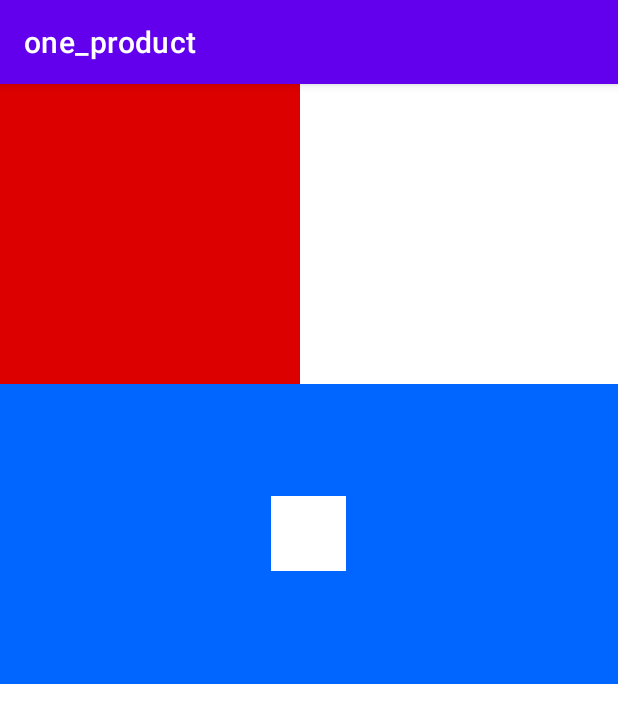
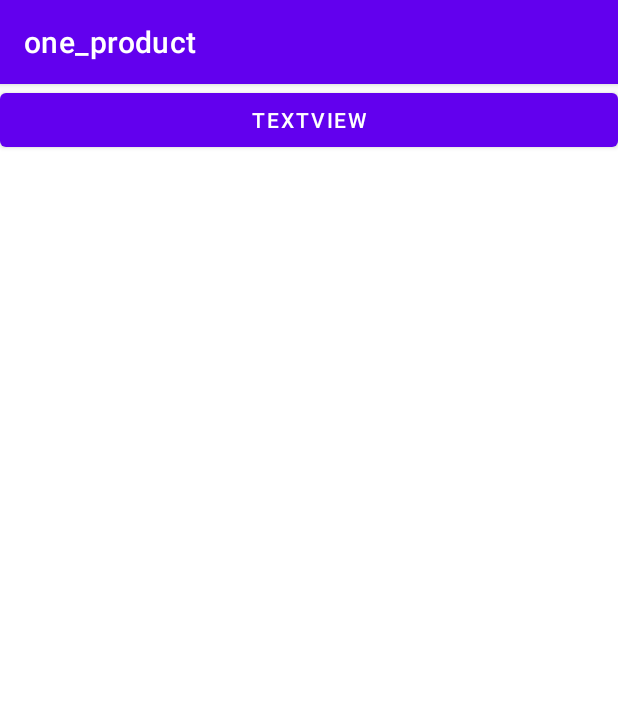
Before and after one commit to chenmin18yidong/android, an Android app: the screen it shows after launch (MainActivity), on a phone screen of 412 x 824 dp. Shown: the top 723 px of the screen. Run offline under Robolectric (Android 15) with nearby library versions, the phone set to English and light mode, and no system bars.

Commit message:
2021.03.30

```diff
--- a/android_product/app/src/main/AndroidManifest.xml
+++ b/android_product/app/src/main/AndroidManifest.xml
@@ -9,7 +9,8 @@
         android:roundIcon="@mipmap/ic_launcher_round"
         android:supportsRtl="true"
         android:theme="@style/Theme.One_product">
-        <activity android:name=".RadioButtonActivity"></activity>
+        <activity android:name=".TextViewActivity"></activity>
+        <activity android:name=".RadioButtonActivity" />
         <activity android:name=".MainActivity">
             <intent-filter>
                 <action android:name="android.intent.action.MAIN" />
--- a/android_product/app/src/main/java/com/example/one_product/MainActivity.java
+++ b/android_product/app/src/main/java/com/example/one_product/MainActivity.java
@@ -2,6 +2,7 @@ package com.example.one_product;
 
 import androidx.appcompat.app.AppCompatActivity;
 
+import android.content.Intent;
 import android.os.Bundle;
 import android.view.View;
 import android.widget.Button;
@@ -17,8 +18,15 @@ public class MainActivity extends AppCompatActivity {
     protected void onCreate(Bundle savedInstanceState) {
         super.onCreate(savedInstanceState);
         setContentView(R.layout.activity_main);
-
-        mBtnRadioButton = findViewById(R.id.btn_radiobutton);
+        mBtnRadioButton = findViewById(R.id.btn_textView);
+        mBtnRadioButton.setOnClickListener(new View.OnClickListener() {
+            @Override
+            public void onClick(View v) {
+                //跳转到TextView掩饰页面
+                Intent intent = new Intent(MainActivity.this,TextViewActivity.class);
+                startActivity(intent);
+            }
+        });
     }
 
     private  class Onclick implements View.OnClickListener{
--- a/android_product/app/src/main/res/layout/activity_main.xml
+++ b/android_product/app/src/main/res/layout/activity_main.xml
@@ -7,30 +7,80 @@
     tools:context=".MainActivity"
     android:orientation="vertical">
 
-   <LinearLayout
-       android:id="@+id/l_1"
-       android:layout_width="200dp"
-       android:layout_height="200dp"
-       android:orientation="vertical"
-       android:background="#000000">
-   <View
+
+   <Button
        android:layout_width="match_parent"
-       android:layout_height="match_parent"
-       android:background="#DC0000"/>
-</LinearLayout>
+       android:layout_height="wrap_content"
+       android:id="@+id/btn_textView"
+       android:text="TextView"/>
+<!--   <View-->
+<!--       android:id="@+id/view_1"-->
+<!--       android:layout_width="100dp"-->
+<!--       android:layout_height="100dp"-->
+<!--       android:background="#000000"/>-->
+<!--       android:layout_alignParentBottom="true"-->
+<!--       android:layout_alignParentRight="true"/>-->
 
-   <LinearLayout
-       android:layout_width="match_parent"
-       android:layout_height="200dp"
-       android:orientation="horizontal"
-       android:background="#0066FF"
-       android:gravity="center">
-      <View
-          android:layout_width="50dp"
-          android:layout_height="50dp"
-          android:background="#fff"
-        />
+<!--   <View-->
+<!--       android:id="@+id/view_2"-->
+<!--       android:layout_width="100dp"-->
+<!--       android:layout_height="100dp"-->
+<!--       android:background="#F10000"-->
+<!--       android:layout_toRightOf="@+id/view_1"/>-->
 
-   </LinearLayout>
+<!--线性布局   <LinearLayout-->
+<!--       android:id="@+id/l_1"-->
+<!--       android:layout_width="200dp"-->
+<!--       android:layout_height="200dp"-->
+<!--       android:orientation="vertical"-->
+<!--       android:background="#000000">-->
+<!--   <View-->
+<!--       android:layout_width="match_parent"-->
+<!--       android:layout_height="match_parent"-->
+<!--       android:background="#DC0000"/>-->
+<!--</LinearLayout>-->
+
+<!--   <LinearLayout-->
+<!--       android:layout_width="match_parent"-->
+<!--       android:layout_height="200dp"-->
+<!--       android:orientation="horizontal"-->
+<!--       android:background="#0066FF"-->
+<!--       android:gravity="center">-->
+<!--      <View-->
+<!--          android:layout_width="50dp"-->
+<!--          android:layout_height="50dp"-->
+<!--          android:background="#fff"-->
+<!--          android:layout_weight="1"-->
+<!--        />-->
+<!--      <View-->
+<!--          android:layout_width="0dp"-->
+<!--          android:layout_height="wrap_content"-->
+<!--          android:background="#ff0033"-->
+<!--          android:layout_weight="2"/>-->
+<!--      <View-->
+<!--          android:layout_width="0dp"-->
+<!--          android:layout_height="wrap_content"-->
+<!--          android:background="#E3D028"-->
+<!--          android:layout_weight="2"/>-->
+
+<!--   </LinearLayout>-->
+<!--   <LinearLayout-->
+<!--       android:layout_width="match_parent"-->
+<!--       android:layout_height="200dp"-->
+<!--       android:background="#04C3DC"-->
+<!--       android:layout_below="@+id/view_2"-->
+<!--       android:padding="15dp">-->
+<!--       <View-->
+<!--           android:layout_width="100dp"-->
+<!--           android:layout_height="match_parent"-->
+<!--           android:background="#fff"/>-->
+<!--      <RelativeLayout-->
+<!--          android:layout_width="match_parent"-->
+<!--          android:layout_height="match_parent"-->
+<!--          android:background="#4CAF50"-->
+<!--          android:padding="15dp">-->
+
+<!--      </RelativeLayout>-->
+<!--    </LinearLayout>-->
 
 </LinearLayout>
--- a/android_product/app/src/main/res/values/strings.xml
+++ b/android_product/app/src/main/res/values/strings.xml
@@ -1,3 +1,4 @@
 <resources>
     <string name="app_name">one_product</string>
+    <string name="test_1">我在奔跑</string>
 </resources>
```
Also changed, not shown: android_product/app/src/main/java/com/example/one_product/TextViewActivity.java (added, +14 -0 lines), android_product/app/src/main/res/layout/activity_text_view.xml (added, +50 -0 lines), android_product/app/src/main/res/drawable/down_img.png (added).
